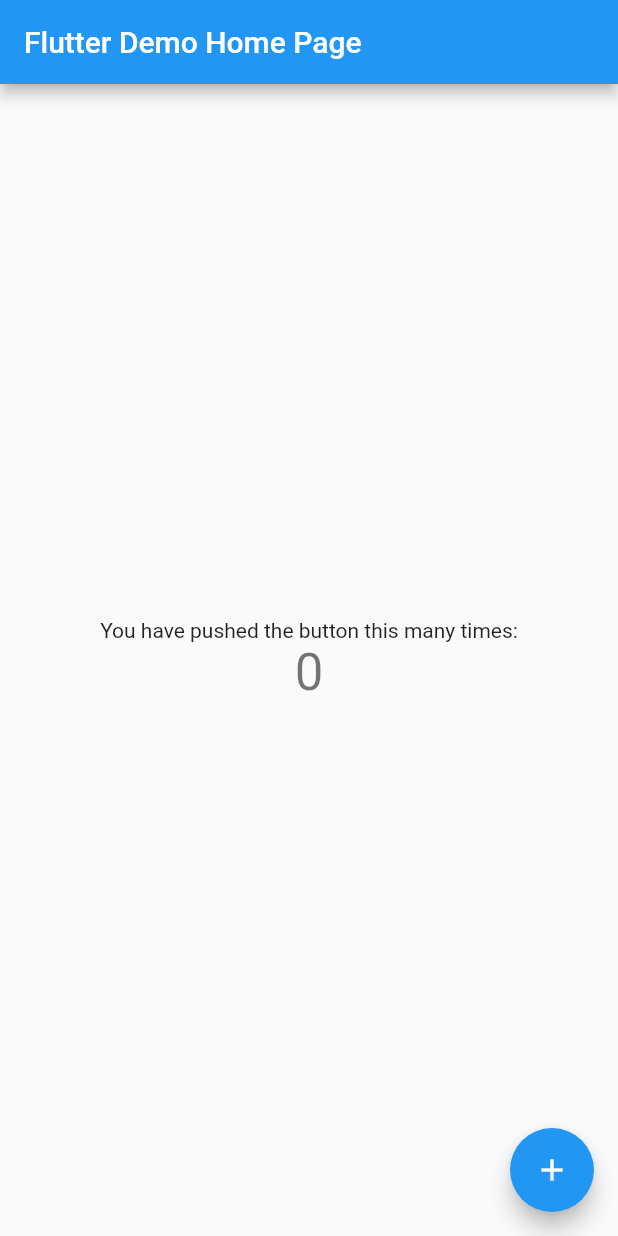
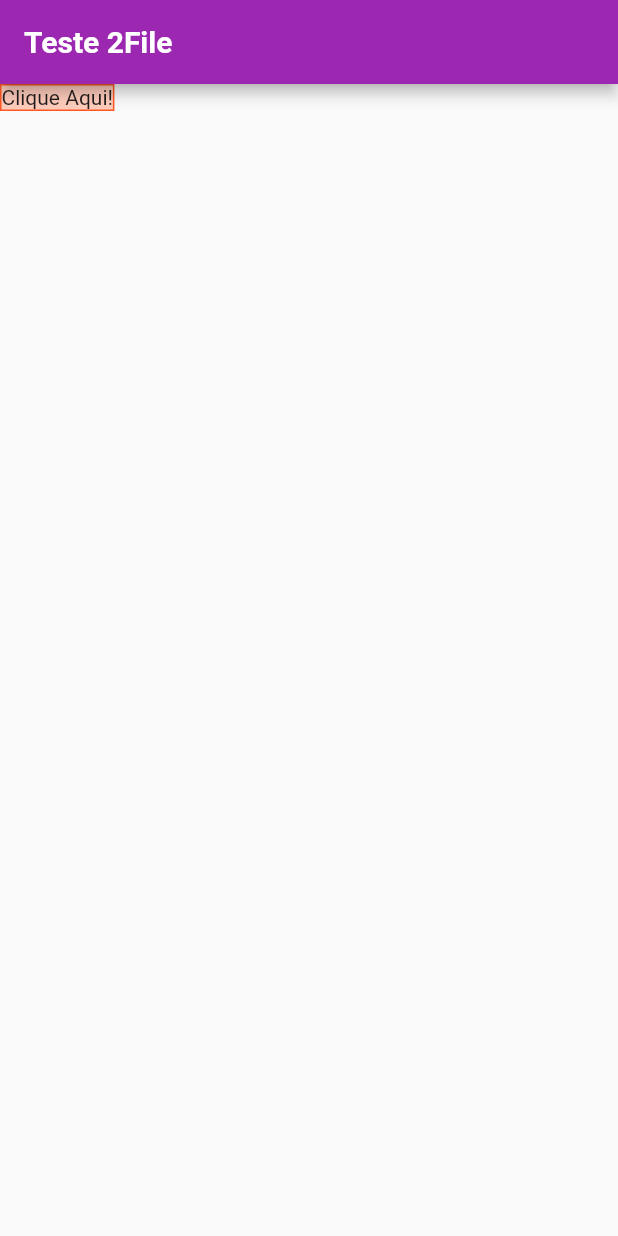
Before and after one commit to calebeso/2file, a Flutter app: the screen it shows after launch, on a phone screen of 412 x 824 dp. Run offline on Flutter 3.47's test engine with Material 2 defaults, Android fonts, the phone set to English and light mode, and no system bars; Roboto replaces fonts that are missing (OpenSans).

```diff
--- a/lib/main.dart
+++ b/lib/main.dart
@@ -1,106 +1,67 @@
+import 'package:first_app/components/listview_categoria.dart';
 import 'package:flutter/material.dart';
+import 'dart:math';
 
-void main() {
-  runApp(const MyApp());
-}
 
-class MyApp extends StatelessWidget {
-  const MyApp({super.key});
+main() => runApp(TwoFileApp());
 
-  // This widget is the root of your application.
+class TwoFileApp extends StatelessWidget {
   @override
   Widget build(BuildContext context) {
+    final ThemeData tema = ThemeData();
+
     return MaterialApp(
-      title: 'Flutter Demo',
-      theme: ThemeData(
-        primarySwatch: Colors.blue,
+      home:HomePage(),
+      theme: tema.copyWith(
+        colorScheme: tema.colorScheme.copyWith(
+          primary: Colors.purple,
+          secondary: Colors.amber,
+        ),
+        textTheme: tema.textTheme.copyWith(
+          headline6: const TextStyle(
+            fontFamily: 'OpenSans',
+            fontSize: 18,
+            fontWeight: FontWeight.bold,
+            color: Colors.black,
+          ),
+        ),
+        appBarTheme: const AppBarTheme(
+          titleTextStyle: TextStyle(
+            fontFamily: 'OpenSans',
+            fontSize: 20,
+            fontWeight: FontWeight.bold,
+          ),
+        ),
       ),
-      home: const MyHomePage(title: 'Flutter Demo Home Page'),
     );
   }
 }
 
-class MyHomePage extends StatefulWidget {
-  const MyHomePage({super.key, required this.title});
-
-  // This widget is the home page of your application. It is stateful, meaning
-  // that it has a State object (defined below) that contains fields that affect
-  // how it looks.
-
-  // This class is the configuration for the state. It holds the values (in this
-  // case the title) provided by the parent (in this case the App widget) and
-  // used by the build method of the State. Fields in a Widget subclass are
-  // always marked "final".
-
-  final String title;
-
+class HomePage extends StatefulWidget {
   @override
-  State<MyHomePage> createState() => _MyHomePageState();
+  _MyHomePageState createState() => _MyHomePageState();
 }
 
-class _MyHomePageState extends State<MyHomePage> {
-  int _counter = 0;
 
-  void _incrementCounter() {
-    setState(() {
-      // This call to setState tells the Flutter framework that something has
-      // changed in this State, which causes it to rerun the build method below
-      // so that the display can reflect the updated values. If we changed
-      // _counter without calling setState(), then the build method would not be
-      // called again, and so nothing would appear to happen.
-      _counter++;
-    });
-  }
-
-  @override
+class _MyHomePageState extends State<HomePage> {
+ @override
   Widget build(BuildContext context) {
-    // This method is rerun every time setState is called, for instance as done
-    // by the _incrementCounter method above.
-    //
-    // The Flutter framework has been optimized to make rerunning build methods
-    // fast, so that you can just rebuild anything that needs updating rather
-    // than having to individually change instances of widgets.
     return Scaffold(
       appBar: AppBar(
-        // Here we take the value from the MyHomePage object that was created by
-        // the App.build method, and use it to set our appbar title.
-        title: Text(widget.title),
+        title: Text('Teste 2File'),
       ),
-      body: Center(
-        // Center is a layout widget. It takes a single child and positions it
-        // in the middle of the parent.
-        child: Column(
-          // Column is also a layout widget. It takes a list of children and
-          // arranges them vertically. By default, it sizes itself to fit its
-          // children horizontally, and tries to be as tall as its parent.
-          //
-          // Invoke "debug painting" (press "p" in the console, choose the
-          // "Toggle Debug Paint" action from the Flutter Inspector in Android
-          // Studio, or the "Toggle Debug Paint" command in Visual Studio Code)
-          // to see the wireframe for each widget.
-          //
-          // Column has various properties to control how it sizes itself and
-          // how it positions its children. Here we use mainAxisAlignment to
-          // center the children vertically; the main axis here is the vertical
-          // axis because Columns are vertical (the cross axis would be
-          // horizontal).
-          mainAxisAlignment: MainAxisAlignment.center,
-          children: <Widget>[
-            const Text(
-              'You have pushed the button this many times:',
+      body: GestureDetector(
+          onTap: () => Navigator.of(context).push(
+          MaterialPageRoute(builder: (context) => CategoriaList())
+          ),
+          child: Container(
+            decoration: BoxDecoration(
+              color: Colors.deepOrange[100],
+              border: Border.all(color: Colors.deepOrange)
             ),
-            Text(
-              '$_counter',
-              style: Theme.of(context).textTheme.headline4,
-            ),
-          ],
+            child: const Text('Clique Aqui!'),
+          ),
         ),
-      ),
-      floatingActionButton: FloatingActionButton(
-        onPressed: _incrementCounter,
-        tooltip: 'Increment',
-        child: const Icon(Icons.add),
-      ), // This trailing comma makes auto-formatting nicer for build methods.
     );
   }
 }
--- a/pubspec.yaml
+++ b/pubspec.yaml
@@ -31,6 +31,8 @@ environment:
 dependencies:
   flutter:
     sdk: flutter
+
+  intl: ^0.17.0
 
 
   # The following adds the Cupertino Icons font to your application.
```
Also changed, not shown: lib/components/listview_categoria.dart (added, +79 -0 lines), lib/models/categoria.dart (added, +9 -0 lines), lib/models/documento.dart (added, +16 -0 lines), pubspec.lock, 1 other file.
